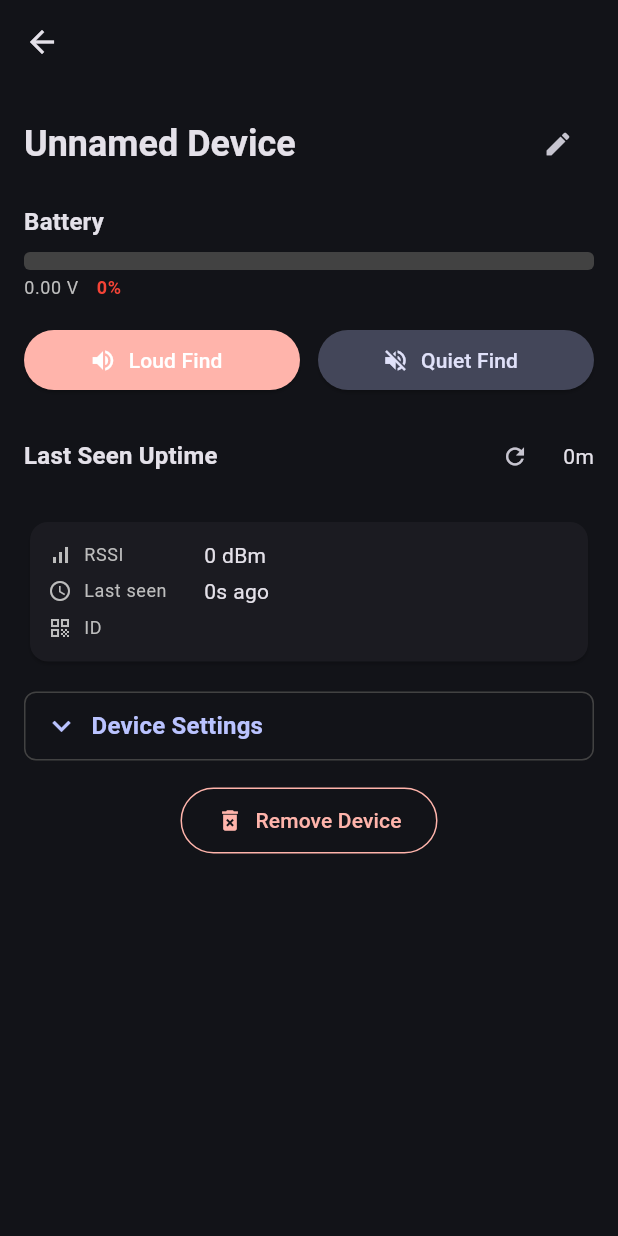
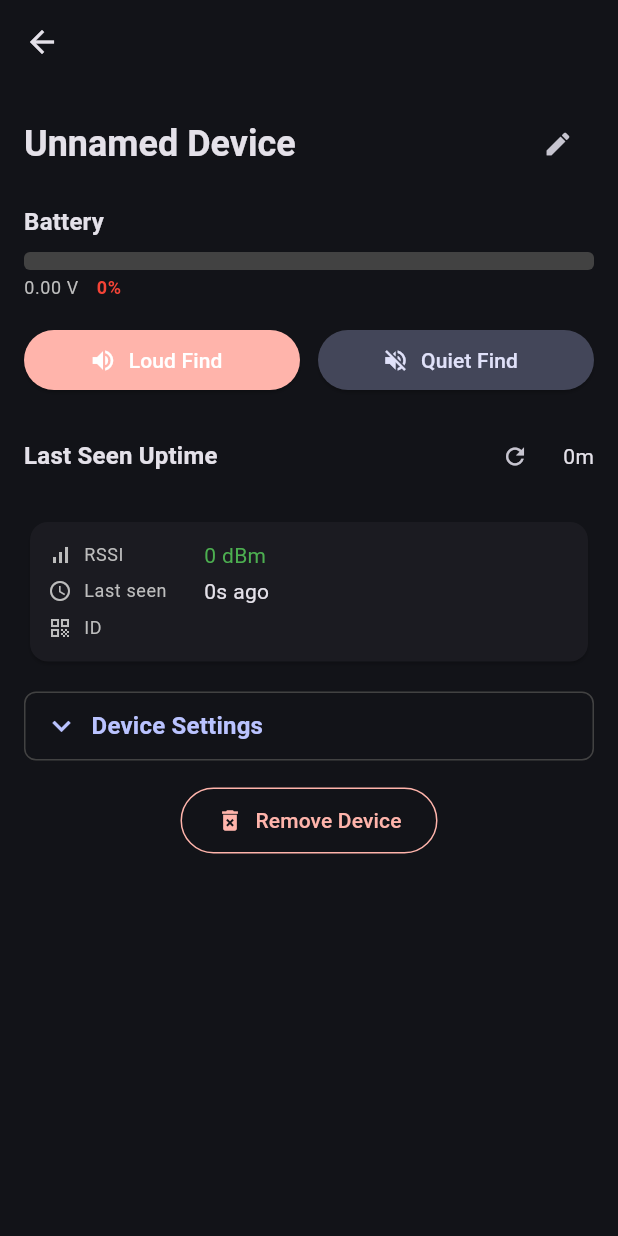
Before and after one commit to themkoi/NordiCoin, a Flutter app: the DevicePage screen opened directly with empty values, on a phone screen of 412 x 824 dp. Run offline on Flutter 3.47's test engine with Material 3 defaults, Android fonts, the phone set to English and light mode, and no system bars; our stand-ins replace hive_flutter, permission_handler; accounts and stored records are empty.

Commit message:
dbm color

```diff
--- a/app/lib/pages/device.dart
+++ b/app/lib/pages/device.dart
@@ -329,6 +329,7 @@ class _DevicePageState extends State<DevicePage> {
               icon: Icons.signal_cellular_alt,
               label: 'RSSI',
               value: '${_device.lastSeenRssi} dBm',
+              valueColor: dbmColor(_device.lastSeenRssi),
             ),
             const SizedBox(height: 4),
             _buildDetailRow(
@@ -352,6 +353,7 @@ class _DevicePageState extends State<DevicePage> {
     required IconData icon,
     required String label,
     required String value,
+    Color? valueColor,
   }) {
     return Row(
       children: [
@@ -367,7 +369,12 @@ class _DevicePageState extends State<DevicePage> {
           ),
         ),
         Expanded(
-          child: Text(value, style: Theme.of(context).textTheme.bodyMedium),
+          child: Text(
+            value,
+            style: Theme.of(context).textTheme.bodyMedium?.copyWith(
+                  color: valueColor,
+                ),
+          ),
         ),
       ],
     );
--- a/app/lib/utils/other.dart
+++ b/app/lib/utils/other.dart
@@ -1,3 +1,13 @@
+import 'package:flutter/material.dart';
+
+Color dbmColor(int dbm) {
+  if (dbm >= -50) return Colors.green;
+  if (dbm >= -65) return Colors.lightGreen;
+  if (dbm >= -75) return Colors.amber;
+  if (dbm >= -85) return Colors.orange;
+  return Colors.red;
+}
+
 String formatTimeAgo(DateTime time) {
   final now = DateTime.now();
   final difference = now.difference(time);
```
Also changed, not shown: app/lib/pages/status_devices.dart (+8 -1 lines).
